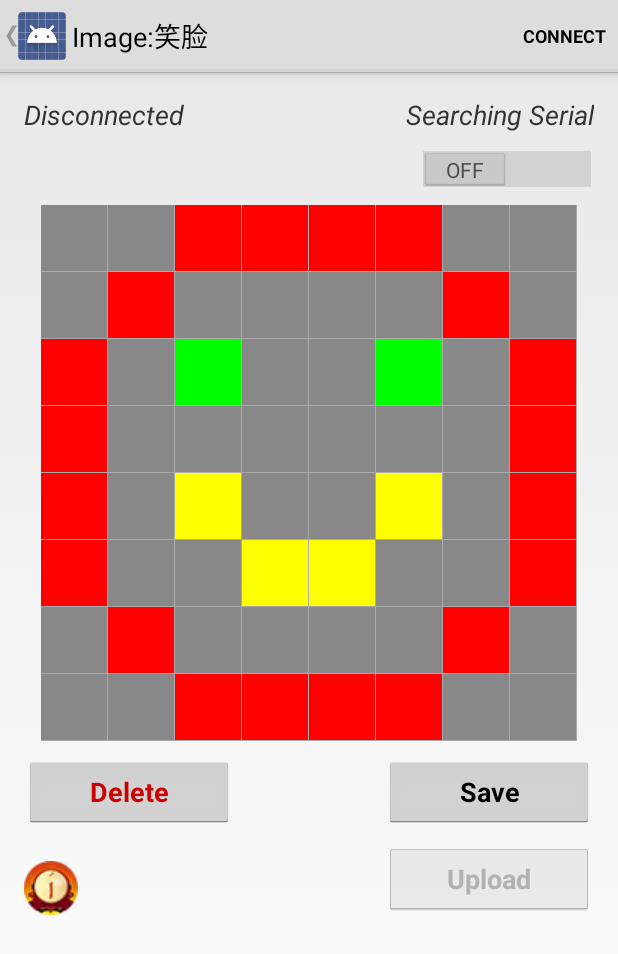
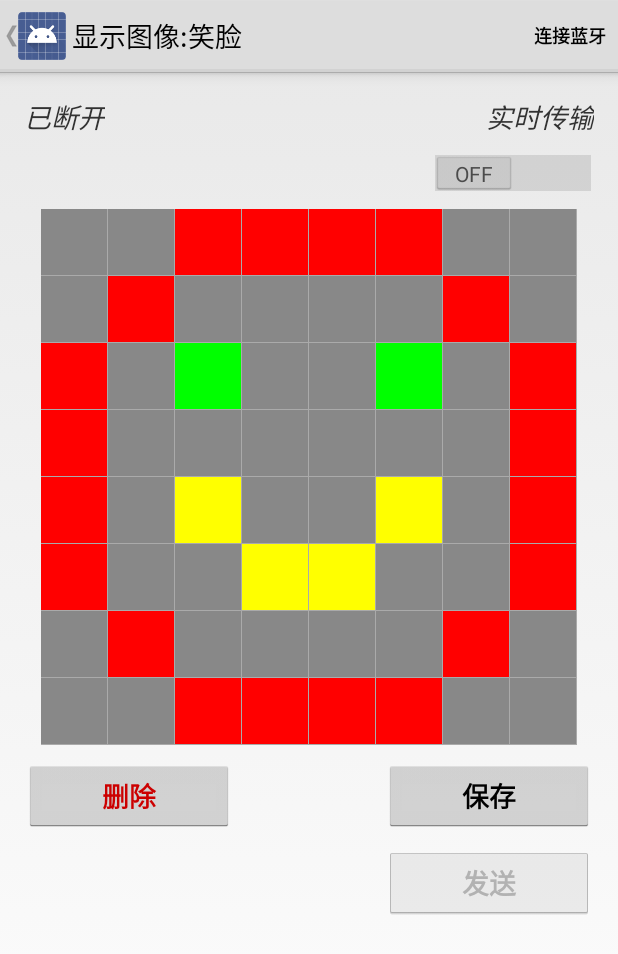
Before and after one commit to minelabwot/LEDdisplay, an Android app: the LedMatrixActivity screen opened directly, with no data from a screen before it, after a tap on "笑脸", on a phone screen of 412 x 824 dp. Shown: the top 954 px of the screen. Run offline under Robolectric (Android 15) with nearby library versions, the phone set to English and light mode, and no system bars; 3 statements that could not run were skipped.

```diff
--- a/ble-8x8ledpad/Android/app/src/main/java/me/iasc/microduino/blueledpad/AbstractBleControlActivity.java
+++ b/ble-8x8ledpad/Android/app/src/main/java/me/iasc/microduino/blueledpad/AbstractBleControlActivity.java
@@ -110,7 +110,7 @@ public abstract class AbstractBleControlActivity extends Activity {
                 if (characteristicTX != null) {
                     mBluetoothLeService.setCharacteristicNotification(characteristicTX, true);
 
-                    isSerial.setText("Serial ready");
+                    isSerial.setText("实时传输");
                     updateReadyState(R.string.ready);
                 } else {
                     isSerial.setText("Serial can't be found");
@@ -165,14 +165,14 @@ public abstract class AbstractBleControlActivity extends Activity {
 
         buttonSend.setOnClickListener(onClickListener);
 
-        infoButton = (ImageView) findViewById(R.id.infoImage);
-        infoButton.setOnClickListener(new View.OnClickListener() {
-
-            @Override
-            public void onClick(View v) {
-                iascDialog();
-            }
-        });
+//        infoButton = (ImageView) findViewById(R.id.infoImage);
+//        infoButton.setOnClickListener(new View.OnClickListener() {
+//
+//            @Override
+//            public void onClick(View v) {
+//                iascDialog();
+//            }
+//        });
 
         getActionBar().setTitle(currDeviceName);
         getActionBar().setDisplayHomeAsUpEnabled(true);
--- a/ble-8x8ledpad/Android/app/src/main/java/me/iasc/microduino/blueledpad/UploadMatrixActivity.java
+++ b/ble-8x8ledpad/Android/app/src/main/java/me/iasc/microduino/blueledpad/UploadMatrixActivity.java
@@ -216,14 +216,14 @@ public class UploadMatrixActivity extends AbstractBleControlActivity implements
         buttonDelete.setOnClickListener(onClickListener);
         buttonSend.setOnClickListener(onClickListener);
 
-        infoButton = (ImageView) findViewById(R.id.infoImage);
-        infoButton.setOnClickListener(new View.OnClickListener() {
-
-            @Override
-            public void onClick(View v) {
-                iascDialog();
-            }
-        });
+//        infoButton = (ImageView) findViewById(R.id.infoImage);
+//        infoButton.setOnClickListener(new View.OnClickListener() {
+//
+//            @Override
+//            public void onClick(View v) {
+//                iascDialog();
+//            }
+//        });
 
         getActionBar().setTitle(getString(R.string.title_image) + ":" + currMatrix.getName());
         getActionBar().setDisplayHomeAsUpEnabled(true);
--- a/ble-8x8ledpad/Android/app/src/main/res/layout/activity_upload_matrix.xml
+++ b/ble-8x8ledpad/Android/app/src/main/res/layout/activity_upload_matrix.xml
@@ -91,13 +91,13 @@
             android:layout_below="@+id/saveButton"
             android:layout_alignStart="@+id/saveButton"/>
 
-    <ImageView
-            android:layout_width="wrap_content"
-            android:layout_height="wrap_content"
-            android:id="@+id/infoImage"
-            android:background="@drawable/gu_info"
-            android:layout_alignBottom="@+id/sendButton"
-            android:layout_alignParentStart="true"/>
+    <!--<ImageView-->
+            <!--android:layout_width="wrap_content"-->
+            <!--android:layout_height="wrap_content"-->
+            <!--android:id="@+id/infoImage"-->
+            <!--android:background="@drawable/gu_info"-->
+            <!--android:layout_alignBottom="@+id/sendButton"-->
+            <!--android:layout_alignParentStart="true"/>-->
 
     <TextView android:id="@+id/textReturn"
               android:layout_width="match_parent"
--- a/ble-8x8ledpad/Android/app/src/main/res/values/strings.xml
+++ b/ble-8x8ledpad/Android/app/src/main/res/values/strings.xml
@@ -18,50 +18,50 @@
 -->
 <resources>
 
-    <string name="app_name">Microduino BLE LedPad</string>
-    <string name="ble_not_supported">BLE is not supported</string>
-    <string name="label_device_address">Device address:</string>
-    <string name="label_state">State:</string>
-    <string name="connected">Connected</string>
-    <string name="disconnected">Disconnected</string>
-    <string name="ready">Ready</string>
-    <string name="title_devices">BLE Device Scan</string>
-    <string name="title_text">Text</string>
-    <string name="title_image">Image</string>
-    <string name="error_bluetooth_not_supported">Bluetooth not supported.</string>
-    <string name="unknown_device">Unknown device</string>
-    <string name="unknown_characteristic">Unknown characteristic</string>
-    <string name="unknown_service">Unknown service</string>
-    <string name="without_service">Without Soft Serial Service</string>
-    <string name="led_matrix">Led Matrixes</string>
+    <string name="app_name">光影互动</string>
+    <string name="ble_not_supported">蓝牙不支持！</string>
+    <string name="label_device_address">设备地址：</string>
+    <string name="label_state">状态：</string>
+    <string name="connected">已连接</string>
+    <string name="disconnected">已断开</string>
+    <string name="ready">就绪</string>
+    <string name="title_devices">查找蓝牙</string>
+    <string name="title_text">显示文字</string>
+    <string name="title_image">显示图像</string>
+    <string name="error_bluetooth_not_supported">蓝牙版本不支持！</string>
+    <string name="unknown_device">未知设备</string>
+    <string name="unknown_characteristic">位置字符</string>
+    <string name="unknown_service">未知服务</string>
+    <string name="without_service">没有找到串口服务</string>
+    <string name="led_matrix">LED 点阵</string>
 
     <!-- Menu items -->
-    <string name="menu_connect">Connect</string>
-    <string name="menu_disconnect">Disconnect</string>
-    <string name="menu_scan">Scan</string>
-    <string name="menu_stop">Stop</string>
-    <string name="menu_add">New</string>
-    <string name="menu_upload">Upload</string>
-    <string name="menu_resetdb">Reset Matrix Set</string>
+    <string name="menu_connect">连接蓝牙</string>
+    <string name="menu_disconnect">断开蓝牙</string>
+    <string name="menu_scan">扫描</string>
+    <string name="menu_stop">停止</string>
+    <string name="menu_add">新建</string>
+    <string name="menu_upload">发送</string>
+    <string name="menu_resetdb">重置点阵屏</string>
 
-    <string name="is_serial">Searching Serial</string>
+    <string name="is_serial">实时传输</string>
     <!--<string name="title_activity_voice_cmd_detail">LedMatrixDetailActivity</string>-->
 
     <string name="cmd_code">Code</string>
     <string name="cmd_voice">Voice, Chinese is PinYin</string>
     <string name="cmd_name">Description</string>
 
-    <string name="opt_info">"Please try to CLICK and LONG PRESS in the matrix!"</string>
-    <string name="save">Save</string>
-    <string name="delete">Delete</string>
-    <string name="delete_confirm">Are you sure to delete the matrix</string>
-    <string name="resetdb_confirm">Are you sure to reset matrix set? All modification will be discard!</string>
-    <string name="save_confirm">Please Enter Name</string>
-    <string name="draw">Draw</string>
+    <string name="opt_info">"请点击或长按方格控制LED"</string>
+    <string name="save">保存</string>
+    <string name="delete">删除</string>
+    <string name="delete_confirm">确定删除这个图像吗？</string>
+    <string name="resetdb_confirm">确定重置这个点阵图像吗？信息将被删除！</string>
+    <string name="save_confirm">请输入名称</string>
+    <string name="draw">实时</string>
 
-    <string name="ok">OK</string>
-    <string name="cancel">Cancel</string>
+    <string name="ok">确定</string>
+    <string name="cancel">取消</string>
     <string name="unsaved">Unsaved record should not be deleted!</string>
-    <string name="done">Done</string>
+    <string name="done">完成</string>
 
 </resources>
```
Also changed, not shown: ble-8x8ledpad/Android/app/src/main/java/me/iasc/microduino/blueledpad/UploadStringActivity.java (+77 -10 lines), ble-8x8ledpad/Android/app/src/main/res/layout/activity_upload_string.xml (+7 -7 lines).
